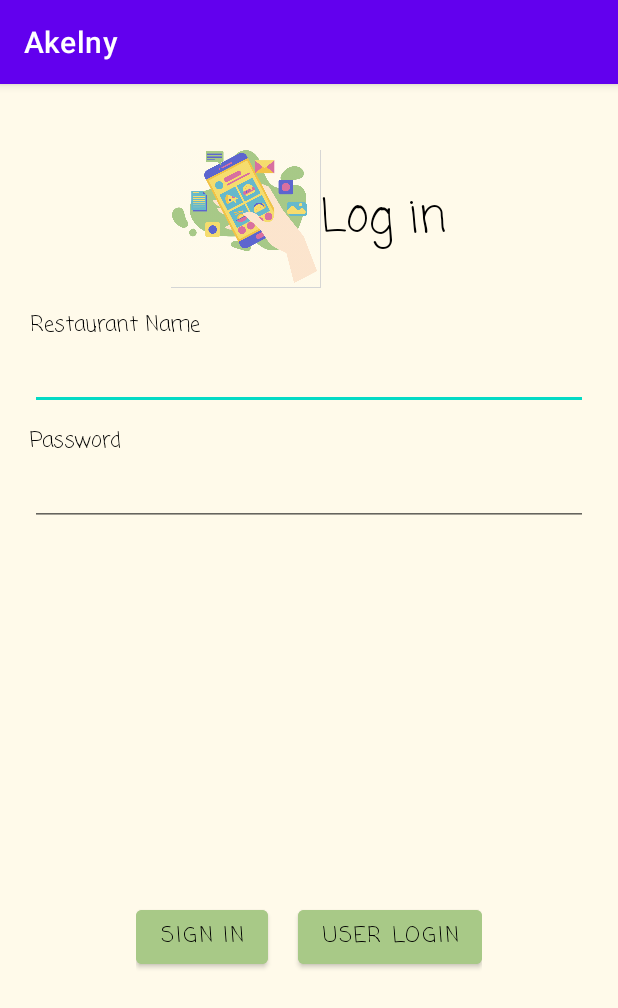
After one commit to alisobhy22/Akelny, an Android app: the RestaurantSignIn screen opened directly, with no data from a screen before it, on a phone screen of 412 x 824 dp. The commit adds this screen. Shown: the top 1008 px of the screen. Run offline under Robolectric (Android 15) with nearby library versions, the phone set to English and light mode, and no system bars; our stand-ins replace Firebase (no records; nobody signed in at launch, a user with empty details on screens opened directly).

Commit message:
Added restaurant sign in

```diff
--- a/app/src/main/AndroidManifest.xml
+++ b/app/src/main/AndroidManifest.xml
@@ -21,12 +21,21 @@
         android:theme="@style/Theme.Akelny"
         tools:targetApi="31">
         <activity
+            android:name=".RestaurantSignIn"
+            android:exported="false">
+            <meta-data
+                android:name="android.app.lib_name"
+                android:value="" />
+        </activity>
+        <activity
             android:name=".MainScreen"
             android:exported="true">
             <intent-filter>
                 <action android:name="android.intent.action.MAIN" />
+
                 <category android:name="android.intent.category.LAUNCHER" />
             </intent-filter>
+
             <meta-data
                 android:name="android.app.lib_name"
                 android:value="" />
--- a/app/src/main/java/com/example/akelny/Homepage.java
+++ b/app/src/main/java/com/example/akelny/Homepage.java
@@ -20,7 +20,7 @@ public class Homepage extends AppCompatActivity {
         signOutButton.setOnClickListener(new View.OnClickListener() {
             @Override
             public void onClick(View view) {
-                Intent intent= new Intent(Homepage.this, Login.class);
+                Intent intent= new Intent(Homepage.this, MainScreen.class);
                 startActivity(intent);
             }
         });
--- a/app/src/main/java/com/example/akelny/MainScreen.java
+++ b/app/src/main/java/com/example/akelny/MainScreen.java
@@ -23,10 +23,20 @@ public class MainScreen extends AppCompatActivity {
         userBtn.setOnClickListener(new View.OnClickListener() {
             @Override
             public void onClick(View v) {
-                Intent intent= new Intent(MainScreen.this, SignUp.class);
+                Intent intent= new Intent(MainScreen.this, Login.class);
                 startActivity(intent);
             }
         });
 
+        restaurantBtn.setOnClickListener(new View.OnClickListener() {
+            @Override
+            public void onClick(View v) {
+                Intent intent= new Intent(MainScreen.this, RestaurantSignIn.class);
+                startActivity(intent);
+            }
+        });
+
+
+
     }
 }
--- /dev/null
+++ b/app/src/main/java/com/example/akelny/RestaurantSignIn.java
@@ -0,0 +1,96 @@
+package com.example.akelny;
+
+import androidx.annotation.NonNull;
+import androidx.appcompat.app.AlertDialog;
+import androidx.appcompat.app.AppCompatActivity;
+
+import android.content.DialogInterface;
+import android.content.Intent;
+import android.os.Bundle;
+import android.util.Log;
+import android.view.View;
+import android.widget.Button;
+import android.widget.EditText;
+
+import com.google.android.gms.tasks.OnCompleteListener;
+import com.google.android.gms.tasks.Task;
+import com.google.android.material.textfield.TextInputEditText;
+import com.google.firebase.database.DataSnapshot;
+import com.google.firebase.database.DatabaseReference;
+import com.google.firebase.database.FirebaseDatabase;
+
+public class RestaurantSignIn extends AppCompatActivity {
+
+    TextInputEditText restNameEntry;
+    EditText passwordEntry;
+
+    String restaurantName, restaurantPassword;
+
+    Button signInBtn;
+    Button goToUserLogin;
+
+    public void alertDialog() {
+        AlertDialog.Builder dialog=new AlertDialog.Builder(this);
+        String message;
+        message= "Login was not successful";
+        dialog.setMessage(message);
+        dialog.setTitle("Invalid login");
+        dialog.setPositiveButton("OK",
+                new DialogInterface.OnClickListener() {
+                    public void onClick(DialogInterface dialog,
+                                        int which) {
+                    }
+                });
+
+        AlertDialog alertDialog=dialog.create();
+        alertDialog.show();
+    }
+
+    @Override
+    protected void onCreate(Bundle savedInstanceState) {
+        super.onCreate(savedInstanceState);
+        setContentView(R.layout.activity_restaurant_sign_in);
+
+        FirebaseDatabase database = FirebaseDatabase.getInstance();
+        restNameEntry= (TextInputEditText) findViewById(R.id.restNameEntry);
+        passwordEntry= (EditText) findViewById(R.id.restPassword);
+
+        signInBtn= (Button) findViewById(R.id.button);
+        goToUserLogin= (Button) findViewById(R.id.button2);
+
+        signInBtn.setOnClickListener(new View.OnClickListener() {
+            @Override
+            public void onClick(View v) {
+                restaurantName = String.valueOf(restNameEntry.getText());
+                restaurantPassword = String.valueOf(passwordEntry.getText());
+
+                DatabaseReference restaurants = database.getReference("Restaurants");
+
+                restaurants.child(restaurantName).get().addOnCompleteListener(new OnCompleteListener<DataSnapshot>() {
+                    @Override
+                    public void onComplete(@NonNull Task<DataSnapshot> task) {
+                        if (task.isSuccessful()) {
+                            DataSnapshot child = task.getResult();
+                            if (task.getResult().exists()) {
+                                if (child.child("Account Password").getValue().toString().equals(restaurantPassword))
+                                {
+                                    Intent intent = new Intent(RestaurantSignIn.this, Homepage.class);
+                                    startActivity(intent);
+                                }
+                                else
+                                {
+                                    alertDialog();
+                                }
+                            } else {
+                                alertDialog();
+                            }
+                        } else {
+                            alertDialog();
+                        }
+                    }
+                });
+            }
+        });
+
+    }
+}
--- /dev/null
+++ b/app/src/main/res/layout/activity_restaurant_sign_in.xml
@@ -0,0 +1,117 @@
+<?xml version="1.0" encoding="utf-8"?>
+<androidx.constraintlayout.widget.ConstraintLayout xmlns:android="http://schemas.android.com/apk/res/android"
+    xmlns:app="http://schemas.android.com/apk/res-auto"
+    xmlns:tools="http://schemas.android.com/tools"
+    android:layout_width="match_parent"
+    android:layout_height="match_parent"
+    tools:context=".RestaurantSignIn"
+    android:background="#fffaea">
+
+
+        <LinearLayout
+            android:layout_width="match_parent"
+            android:layout_height="match_parent"
+            android:orientation="vertical"
+            app:layout_constraintEnd_toEndOf="parent"
+            app:layout_constraintTop_toTopOf="parent"
+            android:layout_marginTop="40dp"
+            android:layout_marginBottom="50dp"
+            android:layout_marginLeft="20dp"
+            android:layout_marginRight="20dp"
+            >
+
+            <LinearLayout
+                android:layout_width="match_parent"
+                android:layout_height="wrap_content"
+                android:gravity="center">
+                <ImageView
+                    android:id="@+id/imageView"
+                    android:layout_width="100dp"
+                    android:layout_height="100dp"
+                    app:srcCompat="@drawable/logo" />
+
+                <TextView
+                    android:id="@+id/login"
+                    android:layout_width="wrap_content"
+                    android:layout_height="wrap_content"
+                    android:layout_gravity="center"
+                    android:fontFamily="casual"
+                    android:gravity="center"
+                    android:text="Log in"
+                    android:textColor="@color/black"
+                    android:textSize="30dp" />
+            </LinearLayout>
+
+
+            <TextView
+                android:id="@+id/textView3"
+                android:layout_width="wrap_content"
+                android:layout_height="wrap_content"
+                android:text="Restaurant Name"
+                app:layout_constraintBottom_toBottomOf="parent"
+                app:layout_constraintEnd_toEndOf="parent"
+                app:layout_constraintStart_toStartOf="parent"
+                app:layout_constraintTop_toTopOf="parent"
+                android:layout_marginTop="10dp"
+                android:textColor="@color/black"
+                android:fontFamily="casual"/>
+
+
+            <com.google.android.material.textfield.TextInputEditText
+                android:layout_width="match_parent"
+                android:layout_height="wrap_content"
+                android:id="@+id/restNameEntry"
+                />
+
+            <TextView
+                android:id="@+id/textView4"
+                android:layout_width="wrap_content"
+                android:layout_height="wrap_content"
+                android:text="Password"
+                app:layout_constraintBottom_toBottomOf="parent"
+                app:layout_constraintEnd_toEndOf="parent"
+                app:layout_constraintStart_toStartOf="parent"
+                app:layout_constraintTop_toTopOf="parent"
+                android:layout_marginTop="10dp"
+                android:textColor="@color/black"
+                android:fontFamily="casual"/>
+
+            <EditText
+                android:id="@+id/restPassword"
+                android:layout_width="match_parent"
+                android:layout_height="wrap_content"
+                android:ems="10"
+                android:inputType="textPassword" />
+
+            <LinearLayout
+                android:layout_width="wrap_content"
+                android:layout_height="wrap_content"
+                android:orientation="horizontal"
+                android:layout_gravity="center"
+                android:layout_marginTop="250dp">
+                <Button
+                    android:id="@+id/button"
+                    android:layout_width="wrap_content"
+                    android:layout_height="wrap_content"
+                    android:text="Sign in"
+                    android:layout_gravity="center"
+                    android:textColor="@color/black"
+                    android:backgroundTint="#a8c987"
+                    android:fontFamily="casual"
+                    android:layout_marginRight="10dp"/>
+
+                <Button
+                    android:id="@+id/button2"
+                    android:layout_width="wrap_content"
+                    android:layout_height="wrap_content"
+                    android:text="User login"
+                    android:layout_gravity="center"
+                    android:textColor="@color/black"
+                    android:backgroundTint="#a8c987"
+                    android:fontFamily="casual"
+                    android:layout_marginLeft="10dp"/>
+            </LinearLayout>
+
+
+        </LinearLayout>
+    </androidx.constraintlayout.widget.ConstraintLayout>
```
